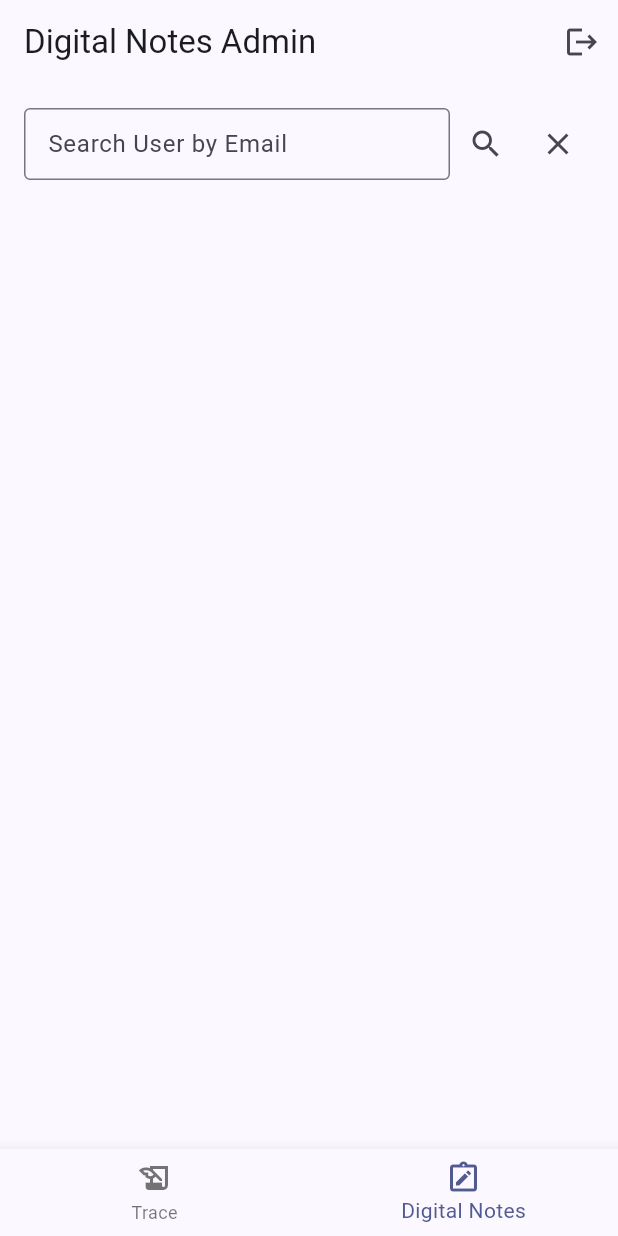
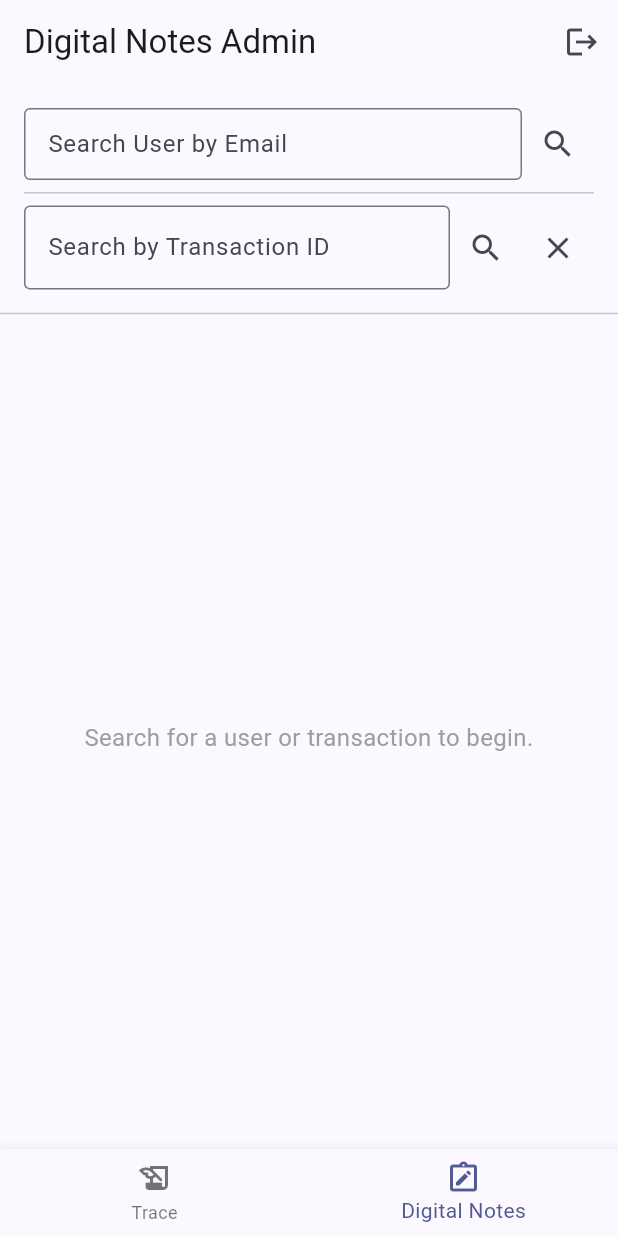
Before and after one commit to The-Black-Shadow/cryptox, a Flutter app: the AdminScreen screen opened by its route, item 2 of the bottom bar chosen, on a phone screen of 412 x 824 dp. Run offline on Flutter 3.47's test engine with Material 3 defaults, Android fonts, the phone set to English and light mode, and no system bars; our stand-ins replace bloc, bloc_concurrency, cloud_firestore, equatable, firebase_auth, firebase_core and 8 more; missing offline and left inert: authentication_buttons, debounce_throttle, flutter_stripe; accounts and stored records are empty; generated files the repository leaves out were written again.

Commit message:
fixed block transaction's all notes button

```diff
--- a/lib/logic/bloc/admin_digital_note/admin_digital_note_event.dart
+++ b/lib/logic/bloc/admin_digital_note/admin_digital_note_event.dart
@@ -35,3 +35,17 @@ class UpdateNoteStatusRequested extends AdminDigitalNoteEvent {
 }
 
 class ClearNoteSearch extends AdminDigitalNoteEvent {}
+
+class SearchTransactionById extends AdminDigitalNoteEvent {
+  final String transactionId;
+  const SearchTransactionById(this.transactionId);
+  @override
+  List<Object> get props => [transactionId];
+}
+
+class BlockNotesByTransactionId extends AdminDigitalNoteEvent {
+  final String transactionId;
+  const BlockNotesByTransactionId(this.transactionId);
+  @override
+  List<Object> get props => [transactionId];
+}
--- a/lib/logic/bloc/admin_digital_note/admin_digital_note_state.dart
+++ b/lib/logic/bloc/admin_digital_note/admin_digital_note_state.dart
@@ -11,7 +11,7 @@ final class AdminDigitalNoteInitial extends AdminDigitalNoteState {}
 
 final class AdminDigitalNoteLoading extends AdminDigitalNoteState {}
 
-final class UserNotesLoaded extends AdminDigitalNoteState {
+class UserNotesLoaded extends AdminDigitalNoteState {
   final String userId;
   final UserModel user;
   final List<DigitalNoteModel> notes;
@@ -28,13 +28,25 @@ final class UserNotesLoaded extends AdminDigitalNoteState {
   List<Object> get props => [userId, user, notes, totalBalance];
 }
 
-final class ActionInProgress extends UserNotesLoaded {
-  const ActionInProgress({
-    required super.userId,
-    required super.user,
-    required super.notes,
-    required super.totalBalance,
+class TransactionNotesLoaded extends AdminDigitalNoteState {
+  final String transactionId;
+  final List<DigitalNoteModel> notes;
+
+  const TransactionNotesLoaded({
+    required this.transactionId,
+    required this.notes,
   });
+
+  @override
+  List<Object> get props => [transactionId, notes];
+}
+
+// This state holds the previous data while an action is happening
+final class ActionInProgress extends AdminDigitalNoteState {
+  final AdminDigitalNoteState previousState;
+  const ActionInProgress(this.previousState);
+  @override
+  List<Object> get props => [previousState];
 }
 
 final class ActionSuccess extends AdminDigitalNoteState {
--- a/lib/presentation/screen/admin/admin_digital_notes_view.dart
+++ b/lib/presentation/screen/admin/admin_digital_notes_view.dart
@@ -16,6 +16,8 @@ class AdminDigitalNotesView extends StatelessWidget {
           AdminDigitalNoteBloc(adminRepository: RepositoryProvider.of(context)),
       child: BlocConsumer<AdminDigitalNoteBloc, AdminDigitalNoteState>(
         listener: (context, state) {
+          final bloc = context.read<AdminDigitalNoteBloc>();
+
           if (state is ActionSuccess) {
             ScaffoldMessenger.of(context).showSnackBar(
               SnackBar(
@@ -23,6 +25,12 @@ class AdminDigitalNotesView extends StatelessWidget {
                 backgroundColor: Colors.green.shade600,
               ),
             );
+            // After an action, decide how to refresh the data based on the PREVIOUS state
+            // This is a more complex pattern for when the ActionInProgress state doesn't hold old data.
+            // For now, we will handle refresh inside the bloc. A better way might be to get the previous
+            // state from the listener if the bloc library supports it easily, or hold it in the UI state.
+            // A simplified approach is just to refresh based on the current context.
+            // The BLoC now handles refreshing after a successful action.
           } else if (state is AdminDigitalNoteError) {
             ScaffoldMessenger.of(context).showSnackBar(
               SnackBar(
@@ -33,36 +41,66 @@ class AdminDigitalNotesView extends StatelessWidget {
           }
         },
         builder: (context, state) {
-          return Column(
-            children: [
-              Padding(
-                padding: const EdgeInsets.all(16.0),
-                child: UserSearchBox(),
+          // --- THIS IS THE KEY UI FIX ---
+          // Determine what view to show based on the state.
+          // If the state is ActionInProgress, we show its previousState.
+          Widget currentView;
+          bool isProcessing = state is ActionInProgress;
+
+          AdminDigitalNoteState stateToShow = isProcessing
+              ? (state).previousState
+              : state;
+
+          if (stateToShow is AdminDigitalNoteLoading) {
+            currentView = const Expanded(
+              child: Center(child: CircularProgressIndicator()),
+            );
+          } else if (stateToShow is AdminDigitalNoteError) {
+            currentView = Expanded(
+              child: Center(child: Text(stateToShow.message)),
+            );
+          } else if (stateToShow is UserNotesLoaded) {
+            currentView = Expanded(
+              child: UserNotesProfile(
+                key: ValueKey(stateToShow.userId),
+                userId: stateToShow.userId,
+                user: stateToShow.user,
+                notes: stateToShow.notes,
+                totalBalance: stateToShow.totalBalance,
+                isProcessingAction: isProcessing,
               ),
-              if (state is AdminDigitalNoteLoading)
-                const Expanded(
-                  child: Center(child: CircularProgressIndicator()),
+            );
+          } else if (stateToShow is TransactionNotesLoaded) {
+            currentView = Expanded(
+              child: AdminTransactionNotesView(
+                transactionId: stateToShow.transactionId,
+                notes: stateToShow.notes,
+                isProcessing: isProcessing,
               ),
-              if (state is AdminDigitalNoteError)
-                Expanded(
+            );
+          } else {
+            // AdminDigitalNoteInitial
+            currentView = const Expanded(
               child: Center(
                 child: Padding(
-                      padding: const EdgeInsets.all(16.0),
-                      child: Text(state.message, textAlign: TextAlign.center),
+                  padding: EdgeInsets.all(24.0),
+                  child: Text(
+                    'Search for a user or transaction to begin.',
+                    textAlign: TextAlign.center,
+                    style: TextStyle(fontSize: 16, color: Colors.grey),
                   ),
                 ),
               ),
-              if (state is UserNotesLoaded)
-                Expanded(
-                  child: UserNotesProfile(
-                    key: ValueKey(state.userId),
-                    userId: state.userId,
-                    user: state.user,
-                    notes: state.notes,
-                    totalBalance: state.totalBalance,
-                    isProcessingAction: state is ActionInProgress,
-                  ),
-                ),
+            );
+          }
+
+          return Column(
+            children: [
+              UserSearchBox(),
+              const Divider(indent: 16, endIndent: 16, height: 1),
+              TransactionSearchBox(),
+              const Divider(),
+              currentView,
             ],
           );
         },
@@ -82,7 +120,9 @@ class _UserSearchBoxState extends State<UserSearchBox> {
 
   @override
   Widget build(BuildContext context) {
-    return Row(
+    return Padding(
+      padding: const EdgeInsets.fromLTRB(16.0, 16.0, 16.0, 8.0),
+      child: Row(
         children: [
           Expanded(
             child: TextField(
@@ -104,6 +144,7 @@ class _UserSearchBoxState extends State<UserSearchBox> {
           ),
           IconButton(
             icon: const Icon(Icons.search),
+            tooltip: "Search User",
             onPressed: () {
               if (_controller.text.trim().isNotEmpty) {
                 context.read<AdminDigitalNoteBloc>().add(
@@ -112,6 +153,43 @@ class _UserSearchBoxState extends State<UserSearchBox> {
                 FocusScope.of(context).unfocus();
               }
             },
+          ),
+        ],
+      ),
+    );
+  }
+}
+
+class TransactionSearchBox extends StatefulWidget {
+  const TransactionSearchBox({super.key});
+
+  @override
+  State<TransactionSearchBox> createState() => _TransactionSearchBoxState();
+}
+
+class _TransactionSearchBoxState extends State<TransactionSearchBox> {
+  final _controller = TextEditingController();
+
+  @override
+  Widget build(BuildContext context) {
+    return Padding(
+      padding: const EdgeInsets.fromLTRB(16.0, 8.0, 16.0, 8.0),
+      child: Row(
+        children: [
+          Expanded(
+            child: TextField(
+              controller: _controller,
+              decoration: const InputDecoration(
+                labelText: 'Search by Transaction ID',
+                border: OutlineInputBorder(),
+              ),
+              onSubmitted: (value) => _search(context, value),
+            ),
+          ),
+          IconButton(
+            icon: const Icon(Icons.search),
+            tooltip: "Search Transaction",
+            onPressed: () => _search(context, _controller.text),
           ),
           IconButton(
             icon: const Icon(Icons.clear),
@@ -123,7 +201,17 @@ class _UserSearchBoxState extends State<UserSearchBox> {
             },
           ),
         ],
+      ),
     );
+  }
+
+  void _search(BuildContext context, String value) {
+    if (value.trim().isNotEmpty) {
+      context.read<AdminDigitalNoteBloc>().add(SearchTransactionById(value));
+    } else {
+      context.read<AdminDigitalNoteBloc>().add(ClearNoteSearch());
+    }
+    FocusScope.of(context).unfocus();
   }
 }
 
@@ -295,10 +383,10 @@ class AdminNoteCard extends StatelessWidget {
                       value: 'activate',
                       child: Text('Activate Note'),
                     ),
-                  // const PopupMenuItem<String>(
-                  //   value: 'history',
-                  //   child: Text('View History'),
-                  // ),
+                  const PopupMenuItem<String>(
+                    value: 'history',
+                    child: Text('View History'),
+                  ),
                 ],
               ),
             ],
@@ -343,11 +431,7 @@ class _DepositDialogState extends State<_DepositDialog> {
     return BlocListener<AdminDigitalNoteBloc, AdminDigitalNoteState>(
       listener: (context, state) {
         if (state is ActionSuccess) {
-          // Close the dialog ONLY on success.
           Navigator.of(context).pop();
-        } else if (state is AdminDigitalNoteError) {
-          // On error, the dialog stays open, but the main screen shows a SnackBar.
-          // The button will re-enable because the state is no longer ActionInProgress.
         }
       },
       child: AlertDialog(
@@ -380,7 +464,6 @@ class _DepositDialogState extends State<_DepositDialog> {
           ),
           BlocBuilder<AdminDigitalNoteBloc, AdminDigitalNoteState>(
             builder: (context, state) {
-              // The button is disabled if ANY action is in progress on the main screen.
               if (state is ActionInProgress) {
                 return const ElevatedButton(
                   onPressed: null,
@@ -402,3 +485,89 @@ class _DepositDialogState extends State<_DepositDialog> {
     );
   }
 }
+
+class AdminTransactionNotesView extends StatelessWidget {
+  final String transactionId;
+  final List<DigitalNoteModel> notes;
+  final bool isProcessing;
+
+  const AdminTransactionNotesView({
+    super.key,
+    required this.transactionId,
+    required this.notes,
+    this.isProcessing = false,
+  });
+
+  @override
+  Widget build(BuildContext context) {
+    return Column(
+      children: [
+        Padding(
+          padding: const EdgeInsets.all(16.0),
+          child: Column(
+            children: [
+              Text(
+                "Notes associated with Transaction:",
+                style: Theme.of(context).textTheme.titleMedium,
+              ),
+              SelectableText(
+                transactionId,
+                style: const TextStyle(
+                  fontFamily: 'monospace',
+                  color: Colors.grey,
+                ),
+              ),
+              const SizedBox(height: 10),
+              if (isProcessing)
+                const CircularProgressIndicator()
+              else
+                ElevatedButton.icon(
+                  onPressed: () {
+                    showDialog(
+                      context: context,
+                      builder: (dialogContext) => AlertDialog(
+                        title: const Text('Confirm Action'),
+                        content: const Text(
+                          'Are you sure you want to block all notes from this transaction?',
+                        ),
+                        actions: [
+                          TextButton(
+                            onPressed: () => Navigator.of(dialogContext).pop(),
+                            child: const Text('Cancel'),
+                          ),
+                          TextButton(
+                            onPressed: () {
+                              context.read<AdminDigitalNoteBloc>().add(
+                                BlockNotesByTransactionId(transactionId),
+                              );
+                              Navigator.of(dialogContext).pop();
+                            },
+                            style: TextButton.styleFrom(
+                              foregroundColor: Colors.red,
+                            ),
+                            child: const Text('Block Notes'),
+                          ),
+                        ],
+                      ),
+                    );
+                  },
+                  icon: const Icon(Icons.block),
+                  label: const Text("Block All Notes from this Txn"),
+                  style: ElevatedButton.styleFrom(backgroundColor: Colors.red),
+                ),
+            ],
+          ),
+        ),
+        const Divider(),
+        Expanded(
+          child: ListView.builder(
+            itemCount: notes.length,
+            itemBuilder: (context, index) {
+              return AdminNoteCard(note: notes[index]);
+            },
+          ),
+        ),
+      ],
+    );
+  }
+}
```
Also changed, not shown: lib/data/repositories/admin_repository.dart (+74 -0 lines), lib/logic/bloc/admin_digital_note/admin_digital_note_bloc.dart (+60 -31 lines). Lines whose indentation alone changed are shown as unchanged.
